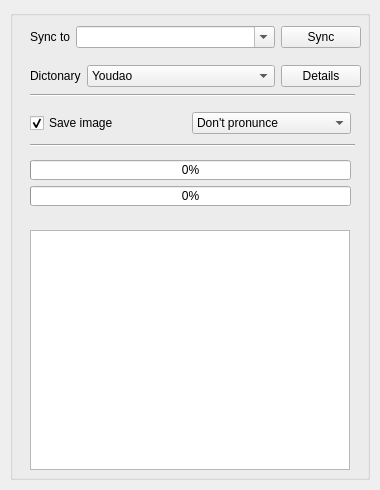
Qt form window.ui (megachweng/Dict2Anki) before a commit.
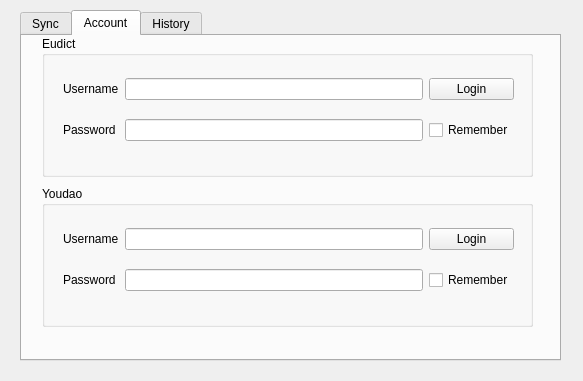
The same form after that commit. The open tabs and pages were chosen to show the change.

The edit to the form file:
```diff
--- a/window.ui
+++ b/window.ui
@@ -6,212 +6,377 @@
    <rect>
     <x>0</x>
     <y>0</y>
-    <width>380</width>
-    <height>490</height>
+    <width>583</width>
+    <height>381</height>
    </rect>
   </property>
   <property name="windowTitle">
    <string/>
   </property>
-  <widget class="QGroupBox" name="groupBox">
+  <widget class="QTabWidget" name="container">
    <property name="geometry">
     <rect>
-     <x>10</x>
+     <x>20</x>
      <y>10</y>
-     <width>360</width>
-     <height>470</height>
+     <width>541</width>
+     <height>351</height>
     </rect>
    </property>
-   <property name="title">
-    <string/>
+   <property name="currentIndex">
+    <number>0</number>
    </property>
-   <widget class="QPlainTextEdit" name="debug">
-    <property name="geometry">
-     <rect>
-      <x>20</x>
-      <y>220</y>
-      <width>320</width>
-      <height>240</height>
-     </rect>
-    </property>
-   </widget>
-   <widget class="Line" name="line">
-    <property name="geometry">
-     <rect>
-      <x>20</x>
-      <y>70</y>
-      <width>325</width>
-      <height>31</height>
-     </rect>
-    </property>
-    <property name="orientation">
-     <enum>Qt::Horizontal</enum>
-    </property>
-   </widget>
-   <widget class="QWidget" name="layoutWidget">
-    <property name="geometry">
-     <rect>
-      <x>20</x>
-      <y>10</y>
-      <width>331</width>
-      <height>34</height>
-     </rect>
-    </property>
-    <layout class="QHBoxLayout" name="decksection" stretch="0,1,0">
-     <item>
-      <widget class="QLabel" name="label">
-       <property name="text">
-        <string>Sync to</string>
-       </property>
-      </widget>
-     </item>
-     <item>
-      <widget class="QComboBox" name="deckList">
-       <property name="editable">
-        <bool>true</bool>
-       </property>
-      </widget>
-     </item>
-     <item>
-      <widget class="QPushButton" name="syncButton">
-       <property name="text">
-        <string>Sync</string>
-       </property>
-      </widget>
-     </item>
-    </layout>
-   </widget>
-   <widget class="QWidget" name="layoutWidget">
-    <property name="geometry">
-     <rect>
-      <x>20</x>
-      <y>150</y>
-      <width>321</width>
-      <height>46</height>
-     </rect>
-    </property>
-    <layout class="QVBoxLayout" name="progressSection">
-     <item>
-      <widget class="QProgressBar" name="term">
-       <property name="value">
-        <number>0</number>
-       </property>
-      </widget>
-     </item>
-     <item>
-      <widget class="QProgressBar" name="total">
-       <property name="value">
-        <number>0</number>
-       </property>
-      </widget>
-     </item>
-    </layout>
-   </widget>
-   <widget class="Line" name="line_2">
-    <property name="geometry">
-     <rect>
-      <x>20</x>
-      <y>120</y>
-      <width>325</width>
-      <height>31</height>
-     </rect>
-    </property>
-    <property name="orientation">
-     <enum>Qt::Horizontal</enum>
-    </property>
-   </widget>
-   <widget class="QWidget" name="">
-    <property name="geometry">
-     <rect>
-      <x>20</x>
-      <y>50</y>
-      <width>331</width>
-      <height>32</height>
-     </rect>
-    </property>
-    <layout class="QHBoxLayout" name="horizontalLayout" stretch="0,1,0">
-     <item>
-      <widget class="QLabel" name="label_2">
-       <property name="text">
-        <string>Dictonary</string>
-       </property>
-      </widget>
-     </item>
-     <item>
-      <widget class="QComboBox" name="dictList">
-       <property name="styleSheet">
-        <string notr="true"/>
-       </property>
-       <property name="editable">
-        <bool>false</bool>
-       </property>
-       <property name="sizeAdjustPolicy">
-        <enum>QComboBox::AdjustToMinimumContentsLength</enum>
-       </property>
-       <property name="frame">
-        <bool>true</bool>
-       </property>
-       <item>
+   <property name="usesScrollButtons">
+    <bool>false</bool>
+   </property>
+   <widget class="QWidget" name="syncTab">
+    <attribute name="title">
+     <string>Sync</string>
+    </attribute>
+    <widget class="QPushButton" name="syncButton">
+     <property name="geometry">
+      <rect>
+       <x>410</x>
+       <y>18</y>
+       <width>111</width>
+       <height>114</height>
+      </rect>
+     </property>
+     <property name="text">
+      <string>Sync</string>
+     </property>
+    </widget>
+    <widget class="QProgressBar" name="progressBar">
+     <property name="geometry">
+      <rect>
+       <x>20</x>
+       <y>150</y>
+       <width>491</width>
+       <height>31</height>
+      </rect>
+     </property>
+     <property name="value">
+      <number>0</number>
+     </property>
+    </widget>
+    <widget class="Line" name="line">
+     <property name="geometry">
+      <rect>
+       <x>20</x>
+       <y>130</y>
+       <width>491</width>
+       <height>31</height>
+      </rect>
+     </property>
+     <property name="orientation">
+      <enum>Qt::Horizontal</enum>
+     </property>
+    </widget>
+    <widget class="QTextEdit" name="debug">
+     <property name="geometry">
+      <rect>
+       <x>20</x>
+       <y>190</y>
+       <width>491</width>
+       <height>121</height>
+      </rect>
+     </property>
+     <property name="styleSheet">
+      <string notr="true">background:black;text-colour:yellow</string>
+     </property>
+     <property name="html">
+      <string>&lt;!DOCTYPE HTML PUBLIC &quot;-//W3C//DTD HTML 4.0//EN&quot; &quot;http://www.w3.org/TR/REC-html40/strict.dtd&quot;&gt;
+&lt;html&gt;&lt;head&gt;&lt;meta name=&quot;qrichtext&quot; content=&quot;1&quot; /&gt;&lt;style type=&quot;text/css&quot;&gt;
+p, li { white-space: pre-wrap; }
+&lt;/style&gt;&lt;/head&gt;&lt;body style=&quot; font-family:'.SF NS Text'; font-size:13pt; font-weight:400; font-style:normal;&quot;&gt;
+&lt;p style=&quot;-qt-paragraph-type:empty; margin-top:0px; margin-bottom:0px; margin-left:0px; margin-right:0px; -qt-block-indent:0; text-indent:0px;&quot;&gt;&lt;br /&gt;&lt;/p&gt;&lt;/body&gt;&lt;/html&gt;</string>
+     </property>
+    </widget>
+    <widget class="QWidget" name="layoutWidget">
+     <property name="geometry">
+      <rect>
+       <x>20</x>
+       <y>9</y>
+       <width>381</width>
+       <height>131</height>
+      </rect>
+     </property>
+     <layout class="QGridLayout" name="gridLayout_3" columnstretch="0,1">
+      <item row="0" column="1">
+       <widget class="QComboBox" name="syncTo"/>
+      </item>
+      <item row="0" column="0">
+       <widget class="QLabel" name="syncToLable">
         <property name="text">
-         <string>Youdao</string>
+         <string>Sync to Deck</string>
         </property>
-       </item>
-       <item>
+       </widget>
+      </item>
+      <item row="2" column="1">
+       <widget class="QComboBox" name="pronunciation">
+        <item>
+         <property name="text">
+          <string>No Pronunciation</string>
+         </property>
+        </item>
+        <item>
+         <property name="text">
+          <string>British Pronunciation</string>
+         </property>
+        </item>
+        <item>
+         <property name="text">
+          <string>American Pronunciation</string>
+         </property>
+        </item>
+       </widget>
+      </item>
+      <item row="1" column="1">
+       <widget class="QComboBox" name="dictionary">
+        <item>
+         <property name="text">
+          <string>Eudict</string>
+         </property>
+        </item>
+        <item>
+         <property name="text">
+          <string>Youdao</string>
+         </property>
+        </item>
+       </widget>
+      </item>
+      <item row="1" column="0">
+       <widget class="QLabel" name="dictionaryLable">
         <property name="text">
          <string>EuDict</string>
         </property>
-       </item>
-      </widget>
-     </item>
-     <item>
-      <widget class="QPushButton" name="detials">
-       <property name="text">
-        <string>Details</string>
-       </property>
-      </widget>
-     </item>
-    </layout>
-   </widget>
-   <widget class="QWidget" name="">
-    <property name="geometry">
-     <rect>
-      <x>20</x>
-      <y>100</y>
-      <width>321</width>
-      <height>27</height>
-     </rect>
-    </property>
-    <layout class="QHBoxLayout" name="options">
-     <item>
-      <widget class="QCheckBox" name="downloadimage">
-       <property name="text">
-        <string>Save image</string>
-       </property>
-       <property name="checked">
-        <bool>true</bool>
-       </property>
-      </widget>
-     </item>
-     <item>
-      <widget class="QComboBox" name="pronunciation">
-       <item>
+       </widget>
+      </item>
+      <item row="2" column="0">
+       <widget class="QCheckBox" name="saveImageLable">
         <property name="text">
-         <string>Don't pronunce</string>
+         <string>Save Image</string>
         </property>
+       </widget>
+      </item>
+     </layout>
+    </widget>
+   </widget>
+   <widget class="QWidget" name="accountTab">
+    <attribute name="title">
+     <string>Account</string>
+    </attribute>
+    <widget class="QGroupBox" name="eudictAccountSection">
+     <property name="geometry">
+      <rect>
+       <x>20</x>
+       <y>0</y>
+       <width>491</width>
+       <height>141</height>
+      </rect>
+     </property>
+     <property name="title">
+      <string>Eudict</string>
+     </property>
+     <widget class="QWidget" name="layoutWidget">
+      <property name="geometry">
+       <rect>
+        <x>21</x>
+        <y>29</y>
+        <width>451</width>
+        <height>91</height>
+       </rect>
+      </property>
+      <layout class="QGridLayout" name="gridLayout">
+       <item row="0" column="0">
+        <widget class="QLabel" name="eudictUsernameLabel">
+         <property name="text">
+          <string>Username</string>
+         </property>
+        </widget>
        </item>
-       <item>
-        <property name="text">
-         <string>British pronunciation</string>
-        </property>
+       <item row="0" column="1">
+        <widget class="QLineEdit" name="eudictUsername"/>
        </item>
-       <item>
-        <property name="text">
-         <string>American pronunciation</string>
-        </property>
+       <item row="1" column="0">
+        <widget class="QLabel" name="eudictPasswordLable">
+         <property name="text">
+          <string>Password</string>
+         </property>
+        </widget>
        </item>
-      </widget>
-     </item>
-    </layout>
+       <item row="1" column="1">
+        <widget class="QLineEdit" name="eudictPassword">
+         <property name="inputMask">
+          <string/>
+         </property>
+         <property name="echoMode">
+          <enum>QLineEdit::PasswordEchoOnEdit</enum>
+         </property>
+        </widget>
+       </item>
+       <item row="1" column="2">
+        <widget class="QCheckBox" name="eudictRemember">
+         <property name="text">
+          <string>Remember</string>
+         </property>
+        </widget>
+       </item>
+       <item row="0" column="2">
+        <widget class="QPushButton" name="eudcitLoginButton">
+         <property name="text">
+          <string>Login</string>
+         </property>
+        </widget>
+       </item>
+      </layout>
+     </widget>
+    </widget>
+    <widget class="QGroupBox" name="youdaoAccountSection">
+     <property name="geometry">
+      <rect>
+       <x>20</x>
+       <y>150</y>
+       <width>491</width>
+       <height>141</height>
+      </rect>
+     </property>
+     <property name="title">
+      <string>Youdao</string>
+     </property>
+     <widget class="QWidget" name="layoutWidget">
+      <property name="geometry">
+       <rect>
+        <x>21</x>
+        <y>29</y>
+        <width>451</width>
+        <height>91</height>
+       </rect>
+      </property>
+      <layout class="QGridLayout" name="gridLayout_2">
+       <item row="0" column="0">
+        <widget class="QLabel" name="youdaoUsernameLable">
+         <property name="text">
+          <string>Username</string>
+         </property>
+        </widget>
+       </item>
+       <item row="0" column="1">
+        <widget class="QLineEdit" name="youdaoUsername"/>
+       </item>
+       <item row="1" column="0">
+        <widget class="QLabel" name="youdaoPasswordLable">
+         <property name="text">
+          <string>Password</string>
+         </property>
+        </widget>
+       </item>
+       <item row="1" column="1">
+        <widget class="QLineEdit" name="youdaoPassword">
+         <property name="inputMask">
+          <string/>
+         </property>
+         <property name="echoMode">
+          <enum>QLineEdit::PasswordEchoOnEdit</enum>
+         </property>
+        </widget>
+       </item>
+       <item row="1" column="2">
+        <widget class="QCheckBox" name="youdaoRemember">
+         <property name="text">
+          <string>Remember</string>
+         </property>
+        </widget>
+       </item>
+       <item row="0" column="2">
+        <widget class="QPushButton" name="youdaoLoginButton">
+         <property name="text">
+          <string>Login</string>
+         </property>
+        </widget>
+       </item>
+      </layout>
+     </widget>
+    </widget>
+   </widget>
+   <widget class="QWidget" name="historyTab">
+    <attribute name="title">
+     <string>History</string>
+    </attribute>
+    <widget class="QTableWidget" name="historyList">
+     <property name="geometry">
+      <rect>
+       <x>10</x>
+       <y>10</y>
+       <width>411</width>
+       <height>301</height>
+      </rect>
+     </property>
+     <property name="cornerButtonEnabled">
+      <bool>false</bool>
+     </property>
+     <attribute name="horizontalHeaderVisible">
+      <bool>false</bool>
+     </attribute>
+     <attribute name="horizontalHeaderCascadingSectionResizes">
+      <bool>false</bool>
+     </attribute>
+     <attribute name="horizontalHeaderDefaultSectionSize">
+      <number>136</number>
+     </attribute>
+     <attribute name="horizontalHeaderHighlightSections">
+      <bool>true</bool>
+     </attribute>
+     <attribute name="horizontalHeaderMinimumSectionSize">
+      <number>4</number>
+     </attribute>
+     <attribute name="horizontalHeaderShowSortIndicator" stdset="0">
+      <bool>false</bool>
+     </attribute>
+     <attribute name="verticalHeaderVisible">
+      <bool>false</bool>
+     </attribute>
+     <column>
+      <property name="text">
+       <string>Sync Date</string>
+      </property>
+     </column>
+     <column>
+      <property name="text">
+       <string>Dictionary</string>
+      </property>
+     </column>
+     <column>
+      <property name="text">
+       <string>Deck</string>
+      </property>
+     </column>
+    </widget>
+    <widget class="QPushButton" name="restoreButton">
+     <property name="geometry">
+      <rect>
+       <x>424</x>
+       <y>10</y>
+       <width>110</width>
+       <height>32</height>
+      </rect>
+     </property>
+     <property name="text">
+      <string>Restore</string>
+     </property>
+    </widget>
+    <widget class="QPushButton" name="deleteButton">
+     <property name="geometry">
+      <rect>
+       <x>424</x>
+       <y>50</y>
+       <width>110</width>
+       <height>32</height>
+      </rect>
+     </property>
+     <property name="text">
+      <string>Delete</string>
+     </property>
+    </widget>
    </widget>
   </widget>
  </widget>
```
Left out of the diff: 4 changed lines with no effect on the pictures.
